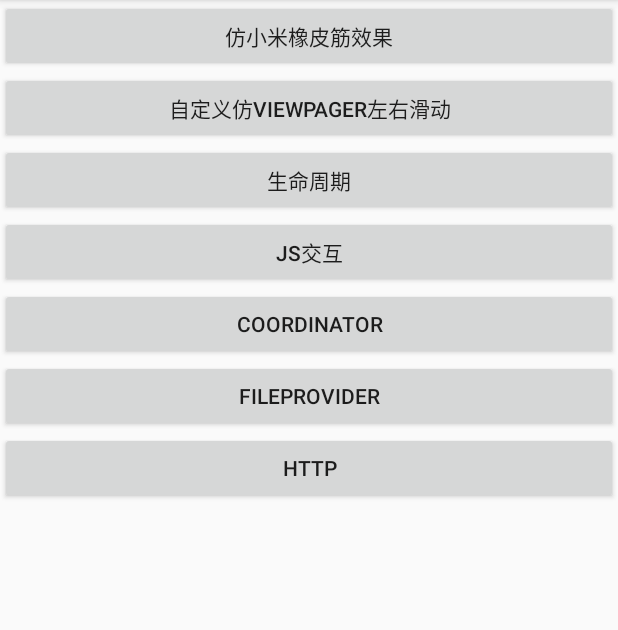
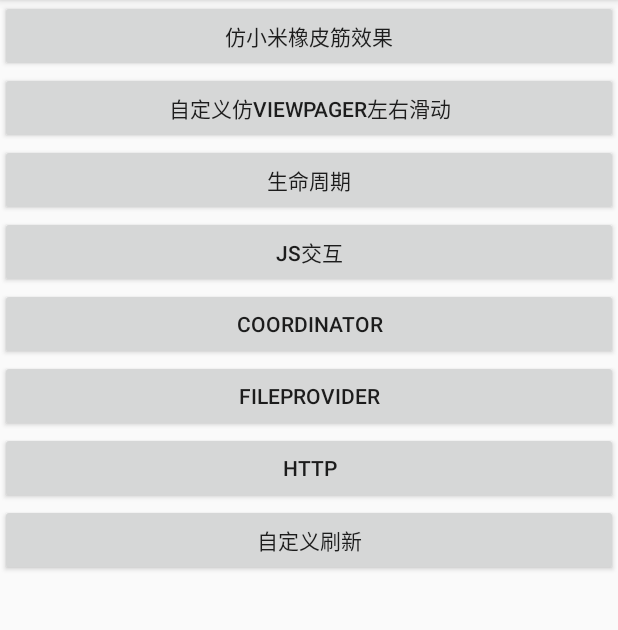
Before and after one commit to niangegelaile/Demo, an Android app: the screen it shows after launch (MainActivity), on a phone screen of 412 x 824 dp, the part 84-714 px from its top. Run offline under Robolectric (Android 15) with nearby library versions, the phone set to English and light mode, and no system bars.

Commit message:
自定义刷新view

```diff
--- a/app/src/main/AndroidManifest.xml
+++ b/app/src/main/AndroidManifest.xml
@@ -41,6 +41,7 @@
 
         <activity android:name=".http.HttpActivity"/>
 
+        <activity android:name=".pullToRefresh.RefreshActivity"/>
     </application>
 
 </manifest>
--- a/app/src/main/java/com/ange/demo/MainActivity.java
+++ b/app/src/main/java/com/ange/demo/MainActivity.java
@@ -15,6 +15,7 @@ import com.ange.demo.http.HttpActivity;
 import com.ange.demo.js.WebActivity;
 import com.ange.demo.lifecycle.LifecycleActivity;
 import com.ange.demo.parallax.ParallaxActivity;
+import com.ange.demo.pullToRefresh.RefreshActivity;
 import com.ange.demo.sroller.ScrollerActivity;
 
 public class MainActivity extends AppCompatActivity {
@@ -79,6 +80,12 @@ public class MainActivity extends AppCompatActivity {
                 startActivity(intent);
             }
         });
-
+        findViewById(R.id.but_refresh).setOnClickListener(new View.OnClickListener() {
+            @Override
+            public void onClick(View v) {
+                Intent intent = new Intent(MainActivity.this, RefreshActivity.class);
+                startActivity(intent);
+            }
+        });
     }
 }
--- a/app/src/main/res/layout/activity_main.xml
+++ b/app/src/main/res/layout/activity_main.xml
@@ -38,4 +38,9 @@
         android:text="http"
         android:layout_width="match_parent"
         android:layout_height="wrap_content" />
+    <Button
+        android:id="@+id/but_refresh"
+        android:text="自定义刷新"
+        android:layout_width="match_parent"
+        android:layout_height="wrap_content" />
 </LinearLayout>
```
Also changed, not shown: app/src/main/java/com/ange/demo/pullToRefresh/RefreshActivity.java (added, +20 -0 lines), app/src/main/java/com/ange/demo/pullToRefresh/RefreshView.java (added, +21 -0 lines), app/src/main/res/layout/activity_refresh.xml (added, +10 -0 lines).
